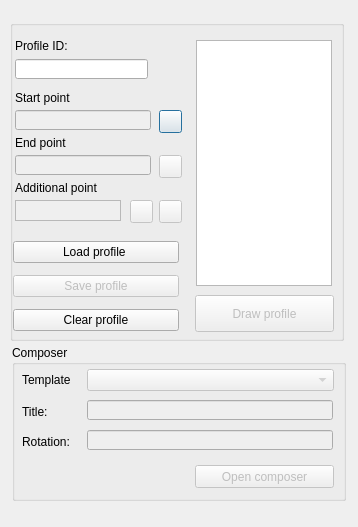
First picture: the form in ui/draw_profile.ui, repository Giswater/giswater_qgis_plugin, before the edit.
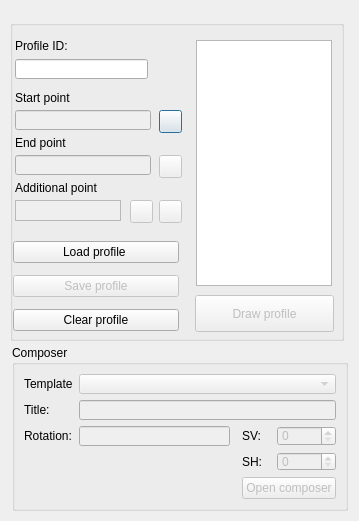
Second picture: the form after the edit. Icons and pictures are not drawn.

Commit message: wip enhancement draw_profile

Diff of the .ui file:
```diff
--- a/ui/draw_profile.ui
+++ b/ui/draw_profile.ui
@@ -6,8 +6,8 @@
    <rect>
     <x>0</x>
     <y>0</y>
-    <width>358</width>
-    <height>527</height>
+    <width>359</width>
+    <height>521</height>
    </rect>
   </property>
   <property name="windowTitle">
@@ -247,107 +247,98 @@
     <rect>
      <x>12</x>
      <y>345</y>
-     <width>334</width>
-     <height>156</height>
+     <width>336</width>
+     <height>166</height>
     </rect>
    </property>
    <property name="title">
     <string>Composer</string>
    </property>
-   <widget class="QComboBox" name="cbx_template">
+   <layout class="QGridLayout" name="gridLayout">
+    <item row="3" column="4" colspan="2">
+     <widget class="QSpinBox" name="scale_horizontal">
     <property name="enabled">
      <bool>false</bool>
     </property>
-    <property name="geometry">
-     <rect>
-      <x>75</x>
-      <y>24</y>
-      <width>247</width>
-      <height>22</height>
-     </rect>
-    </property>
-   </widget>
-   <widget class="QLabel" name="label_5">
-    <property name="geometry">
-     <rect>
-      <x>10</x>
-      <y>27</y>
-      <width>61</width>
-      <height>16</height>
-     </rect>
-    </property>
-    <property name="text">
-     <string>Template</string>
-    </property>
-   </widget>
-   <widget class="QPushButton" name="btn_export_pdf">
+     </widget>
+    </item>
+    <item row="2" column="4" colspan="2">
+     <widget class="QSpinBox" name="scale_vertical">
+      <property name="enabled">
+       <bool>false</bool>
+      </property>
+     </widget>
+    </item>
+    <item row="3" column="3">
+     <widget class="QLabel" name="label_9">
     <property name="enabled">
-     <bool>false</bool>
-    </property>
-    <property name="geometry">
-     <rect>
-      <x>183</x>
-      <y>120</y>
-      <width>139</width>
-      <height>23</height>
-     </rect>
-    </property>
+       <bool>true</bool>
+      </property>
+      <property name="text">
+       <string>SH:</string>
+      </property>
+     </widget>
+    </item>
+    <item row="2" column="3">
+     <widget class="QLabel" name="label_8">
     <property name="text">
-     <string>Open composer</string>
-    </property>
-   </widget>
+       <string>SV:</string>
+      </property>
+     </widget>
+    </item>
+    <item row="1" column="1" colspan="5">
    <widget class="QLineEdit" name="title">
     <property name="enabled">
      <bool>false</bool>
     </property>
-    <property name="geometry">
-     <rect>
-      <x>75</x>
-      <y>55</y>
-      <width>246</width>
-      <height>20</height>
-     </rect>
-    </property>
-   </widget>
+     </widget>
+    </item>
+    <item row="0" column="1" colspan="5">
+     <widget class="QComboBox" name="cbx_template">
+      <property name="enabled">
+       <bool>false</bool>
+      </property>
+     </widget>
+    </item>
+    <item row="1" column="0">
    <widget class="QLabel" name="label_4">
-    <property name="geometry">
-     <rect>
-      <x>10</x>
-      <y>60</y>
-      <width>47</width>
-      <height>13</height>
-     </rect>
-    </property>
     <property name="text">
      <string>Title:</string>
     </property>
    </widget>
+    </item>
+    <item row="2" column="0">
    <widget class="QLabel" name="label_7">
-    <property name="geometry">
-     <rect>
-      <x>10</x>
-      <y>90</y>
-      <width>47</width>
-      <height>13</height>
-     </rect>
-    </property>
     <property name="text">
      <string>Rotation:</string>
     </property>
    </widget>
+    </item>
+    <item row="0" column="0">
+     <widget class="QLabel" name="label_5">
+      <property name="text">
+       <string>Template</string>
+      </property>
+     </widget>
+    </item>
+    <item row="2" column="1">
    <widget class="QLineEdit" name="rotation">
     <property name="enabled">
      <bool>false</bool>
     </property>
-    <property name="geometry">
-     <rect>
-      <x>75</x>
-      <y>85</y>
-      <width>246</width>
-      <height>20</height>
-     </rect>
-    </property>
-   </widget>
+     </widget>
+    </item>
+    <item row="4" column="3" rowspan="2" colspan="3">
+     <widget class="QPushButton" name="btn_export_pdf">
+      <property name="enabled">
+       <bool>false</bool>
+      </property>
+      <property name="text">
+       <string>Open composer</string>
+      </property>
+     </widget>
+    </item>
+   </layout>
   </widget>
   <widget class="QPushButton" name="btn_add_additional_point">
    <property name="enabled">
```
Left out of the diff: 1 changed line with no effect on the pictures. Lines whose indentation alone changed are shown as unchanged. The commit also changes 1 other file.
